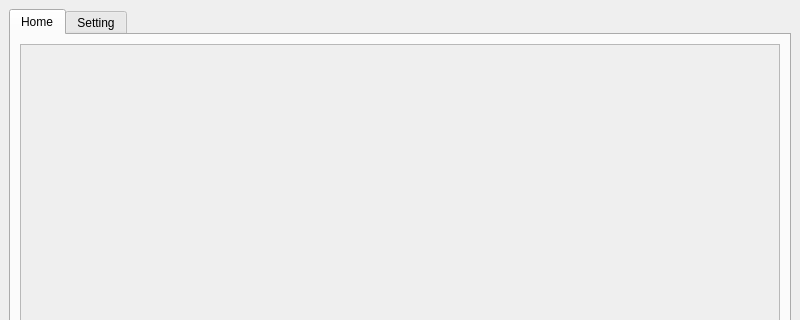
santabou/JobMatch, file mainpage.ui: the form before one commit; both pictures show x 0 to 800 and y 0 to 320 of the 800 by 600 pixel window.
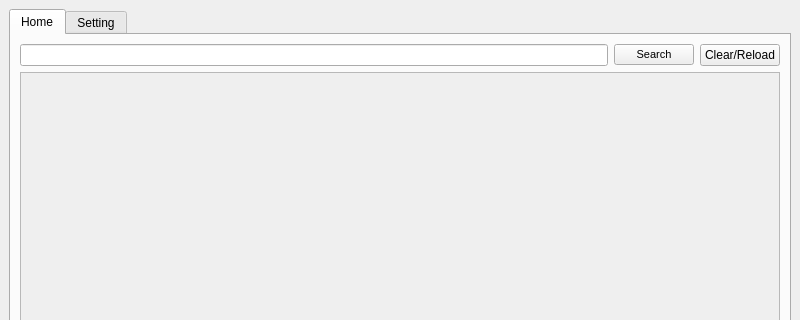
The form after the commit.

Commit message: implement search

The edit to the form file:
```diff
--- a/mainpage.ui
+++ b/mainpage.ui
@@ -24,8 +24,30 @@
        <attribute name="title">
         <string>Home</string>
        </attribute>
-       <layout class="QHBoxLayout" name="horizontalLayout_2">
-        <item>
+       <layout class="QGridLayout" name="gridLayout_2">
+        <item row="0" column="1">
+         <widget class="QLineEdit" name="searchEdit"/>
+        </item>
+        <item row="0" column="2">
+         <widget class="QPushButton" name="searchButton">
+          <property name="font">
+           <font>
+            <pointsize>8</pointsize>
+           </font>
+          </property>
+          <property name="text">
+           <string>Search</string>
+          </property>
+         </widget>
+        </item>
+        <item row="0" column="3">
+         <widget class="QPushButton" name="clearButton">
+          <property name="text">
+           <string>Clear/Reload</string>
+          </property>
+         </widget>
+        </item>
+        <item row="1" column="1" colspan="3">
          <widget class="QScrollArea" name="scrollArea">
           <property name="widgetResizable">
            <bool>true</bool>
@@ -36,7 +58,7 @@
              <x>0</x>
              <y>0</y>
              <width>748</width>
-             <height>474</height>
+             <height>439</height>
             </rect>
            </property>
            <layout class="QGridLayout" name="gridLayout"/>
```
The commit also changes 4 other files.
